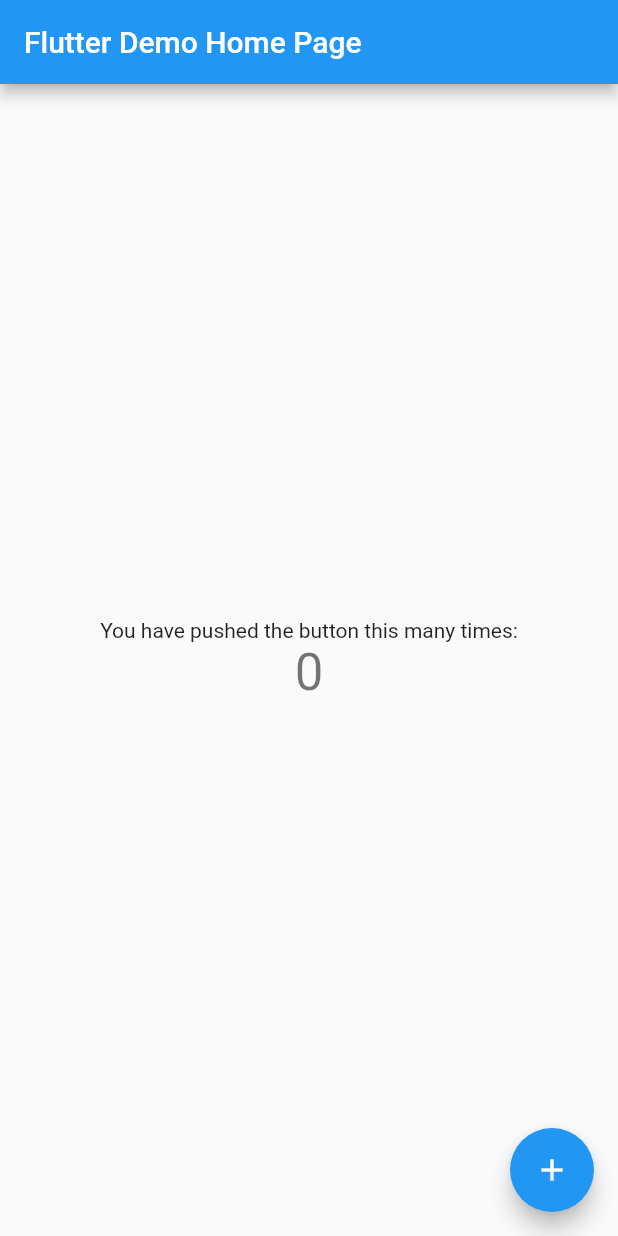
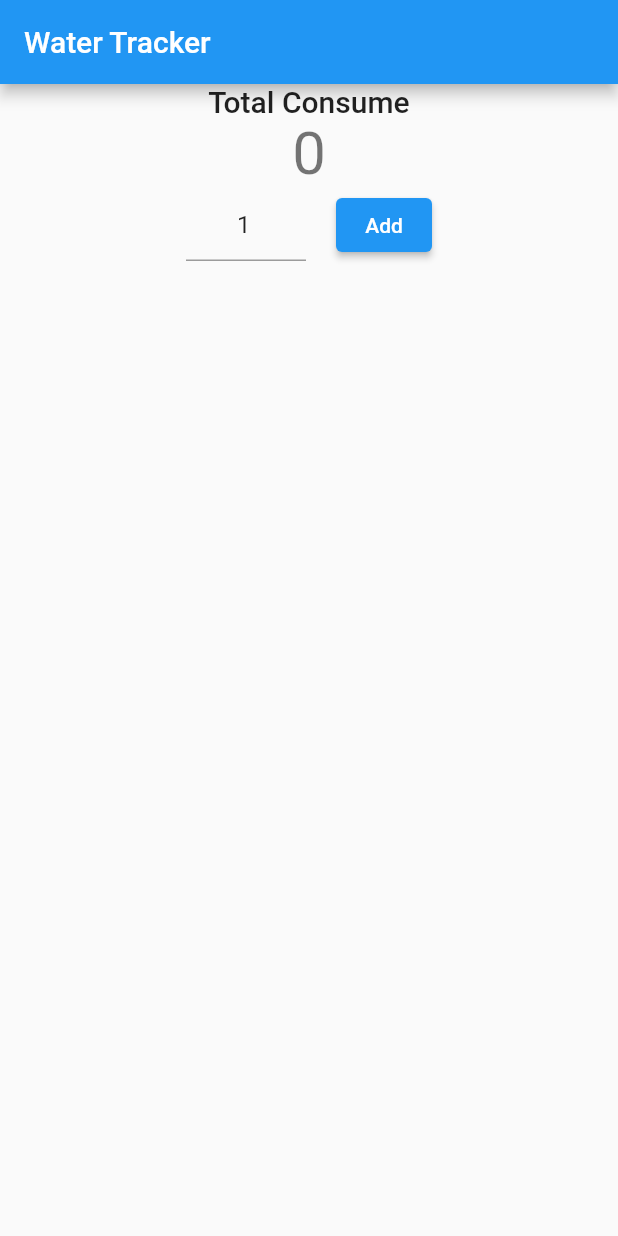
Before and after one commit to Sazzad-Hossain-Sobuj/Module-9-to12, a Flutter app: the screen it shows after launch, on a phone screen of 412 x 824 dp. Run offline on Flutter 3.47's test engine with Material 2 defaults, Android fonts, the phone set to English and light mode, and no system bars.

Commit message:
Water tracker

```diff
--- /dev/null
+++ b/m9 to m12/m9_to_m12_all_app/lib/home_screen.dart
@@ -0,0 +1,92 @@
+import 'package:flutter/material.dart';
+import 'package:intl/intl.dart';
+
+class HomeScreen extends StatefulWidget {
+  const HomeScreen({Key? key}) : super(key: key);
+
+  @override
+  State<HomeScreen> createState() => _HomeScreenState();
+}
+
+class _HomeScreenState extends State<HomeScreen> {
+
+  final TextEditingController _amountOfGlassTEController = TextEditingController(text: '1');
+  List<WaterTrack> waterConsume = [];
+  int totalAmount = 0;
+
+  @override
+  Widget build(BuildContext context) {
+    return Scaffold(
+      appBar: AppBar(
+        title: Text('Water Tracker'),
+      ),
+
+      body: Column(
+        children: [
+          Text('Total Consume',style: Theme.of(context).textTheme.titleLarge,),
+          Text('${totalAmount}',style: Theme.of(context).textTheme.headlineLarge,),
+          Row(
+            mainAxisAlignment: MainAxisAlignment.center,
+            children: [
+              SizedBox(
+                  width: 80,
+                  child: TextField(
+                    controller: _amountOfGlassTEController,
+                    textAlign: TextAlign.center,
+                    keyboardType: TextInputType.number,
+                  )),
+              SizedBox(width: 20,),
+              ElevatedButton(
+                onPressed: (){
+                  int amount = int.tryParse(_amountOfGlassTEController.text.trim()) ?? 1;
+                  totalAmount += amount;
+                  WaterTrack waterTrack = WaterTrack(DateTime.now(), 1);
+                  waterConsume.add(waterTrack);
+                  setState(() {});
+                },
+                child: Text('Add')),
+            ],
+          ),
+          SizedBox(height: 20,),
+
+          Expanded(
+            child: ListView.builder(
+                itemCount: waterConsume.length,
+                itemBuilder: (context, index) {
+                  return Padding(
+                    padding: EdgeInsets.all(2),
+                    child: Card(
+                      shadowColor: Colors.black38,
+                      elevation: 10,
+                      shape: RoundedRectangleBorder(
+                        borderRadius: BorderRadius.circular(10),
+                      ),
+                      child: ListTile(
+                        leading: CircleAvatar(
+                          backgroundColor: Colors.black38,
+                          radius: 25,
+                          child: Text('${index + 1}'),
+                        ),
+                        title: Text(DateFormat('HH:MM:s a dd-MM-yyyy').format(waterConsume[index].time)),
+
+                        trailing: Text('${waterConsume[index].numOfGlass}'),
+
+
+                      ),
+                    ),
+                  );
+                }),
+          ),
+        ],
+      ),
+
+    );
+  }
+}
+
+class WaterTrack {
+  final DateTime time;
+  final int numOfGlass;
+
+  WaterTrack(this.time, this.numOfGlass);
+}
--- a/m9 to m12/m9_to_m12_all_app/lib/main.dart
+++ b/m9 to m12/m9_to_m12_all_app/lib/main.dart
@@ -1,115 +1,18 @@
 import 'package:flutter/material.dart';
 
-void main() {
-  runApp(const MyApp());
+import 'home_screen.dart';
+
+void main(){
+  runApp(MyApp());
 }
 
 class MyApp extends StatelessWidget {
-  const MyApp({super.key});
+  const MyApp({Key? key}) : super(key: key);
 
-  // This widget is the root of your application.
   @override
   Widget build(BuildContext context) {
     return MaterialApp(
-      title: 'Flutter Demo',
-      theme: ThemeData(
-        // This is the theme of your application.
-        //
-        // Try running your application with "flutter run". You'll see the
-        // application has a blue toolbar. Then, without quitting the app, try
-        // changing the primarySwatch below to Colors.green and then invoke
-        // "hot reload" (press "r" in the console where you ran "flutter run",
-        // or simply save your changes to "hot reload" in a Flutter IDE).
-        // Notice that the counter didn't reset back to zero; the application
-        // is not restarted.
-        primarySwatch: Colors.blue,
-      ),
-      home: const MyHomePage(title: 'Flutter Demo Home Page'),
+      home: HomeScreen(),
     );
   }
 }
-
-class MyHomePage extends StatefulWidget {
-  const MyHomePage({super.key, required this.title});
-
-  // This widget is the home page of your application. It is stateful, meaning
-  // that it has a State object (defined below) that contains fields that affect
-  // how it looks.
-
-  // This class is the configuration for the state. It holds the values (in this
-  // case the title) provided by the parent (in this case the App widget) and
-  // used by the build method of the State. Fields in a Widget subclass are
-  // always marked "final".
-
-  final String title;
-
-  @override
-  State<MyHomePage> createState() => _MyHomePageState();
-}
-
-class _MyHomePageState extends State<MyHomePage> {
-  int _counter = 0;
-
-  void _incrementCounter() {
-    setState(() {
-      // This call to setState tells the Flutter framework that something has
-      // changed in this State, which causes it to rerun the build method below
-      // so that the display can reflect the updated values. If we changed
-      // _counter without calling setState(), then the build method would not be
-      // called again, and so nothing would appear to happen.
-      _counter++;
-    });
-  }
-
-  @override
-  Widget build(BuildContext context) {
-    // This method is rerun every time setState is called, for instance as done
-    // by the _incrementCounter method above.
-    //
-    // The Flutter framework has been optimized to make rerunning build methods
-    // fast, so that you can just rebuild anything that needs updating rather
-    // than having to individually change instances of widgets.
-    return Scaffold(
-      appBar: AppBar(
-        // Here we take the value from the MyHomePage object that was created by
-        // the App.build method, and use it to set our appbar title.
-        title: Text(widget.title),
-      ),
-      body: Center(
-        // Center is a layout widget. It takes a single child and positions it
-        // in the middle of the parent.
-        child: Column(
-          // Column is also a layout widget. It takes a list of children and
-          // arranges them vertically. By default, it sizes itself to fit its
-          // children horizontally, and tries to be as tall as its parent.
-          //
-          // Invoke "debug painting" (press "p" in the console, choose the
-          // "Toggle Debug Paint" action from the Flutter Inspector in Android
-          // Studio, or the "Toggle Debug Paint" command in Visual Studio Code)
-          // to see the wireframe for each widget.
-          //
-          // Column has various properties to control how it sizes itself and
-          // how it positions its children. Here we use mainAxisAlignment to
-          // center the children vertically; the main axis here is the vertical
-          // axis because Columns are vertical (the cross axis would be
-          // horizontal).
-          mainAxisAlignment: MainAxisAlignment.center,
-          children: <Widget>[
-            const Text(
-              'You have pushed the button this many times:',
-            ),
-            Text(
-              '$_counter',
-              style: Theme.of(context).textTheme.headlineMedium,
-            ),
-          ],
-        ),
-      ),
-      floatingActionButton: FloatingActionButton(
-        onPressed: _incrementCounter,
-        tooltip: 'Increment',
-        child: const Icon(Icons.add),
-      ), // This trailing comma makes auto-formatting nicer for build methods.
-    );
-  }
-}
--- a/m9 to m12/m9_to_m12_all_app/pubspec.yaml
+++ b/m9 to m12/m9_to_m12_all_app/pubspec.yaml
@@ -35,6 +35,7 @@ dependencies:
   # The following adds the Cupertino Icons font to your application.
   # Use with the CupertinoIcons class for iOS style icons.
   cupertino_icons: ^1.0.2
+  intl: ^0.18.1
 
 dev_dependencies:
   flutter_test:
```
Also changed, not shown: m9 to m12/m9_to_m12_all_app/pubspec.lock.
